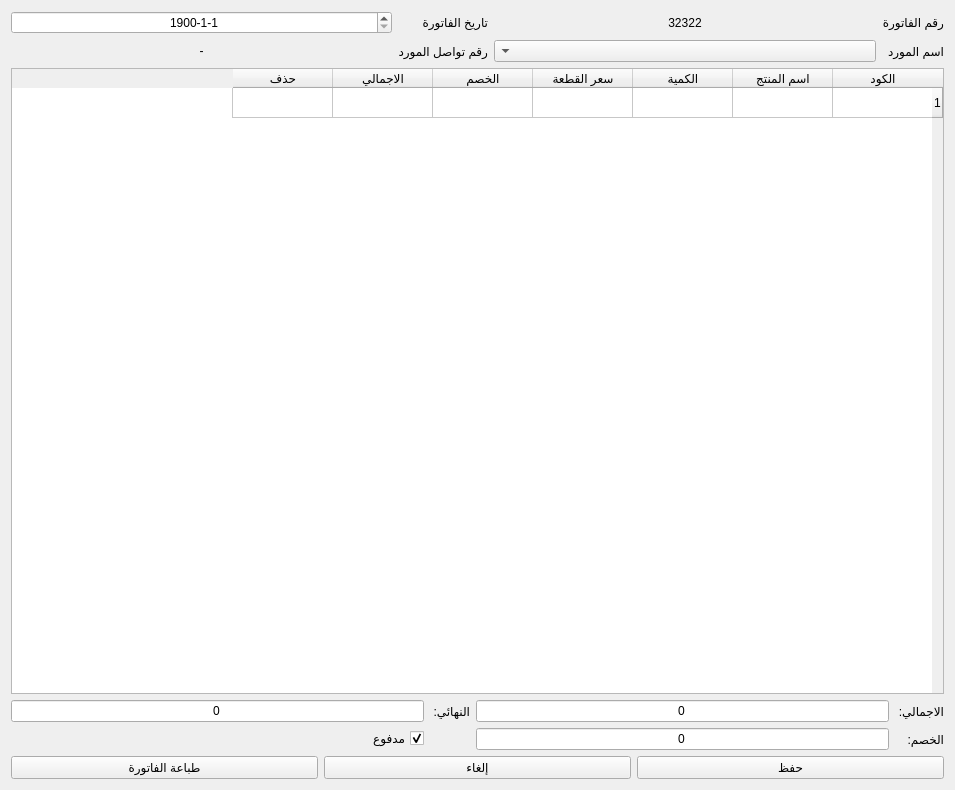
Qt form bill_buy.ui (sameraga/Al_Jamal_Shop) before a commit.
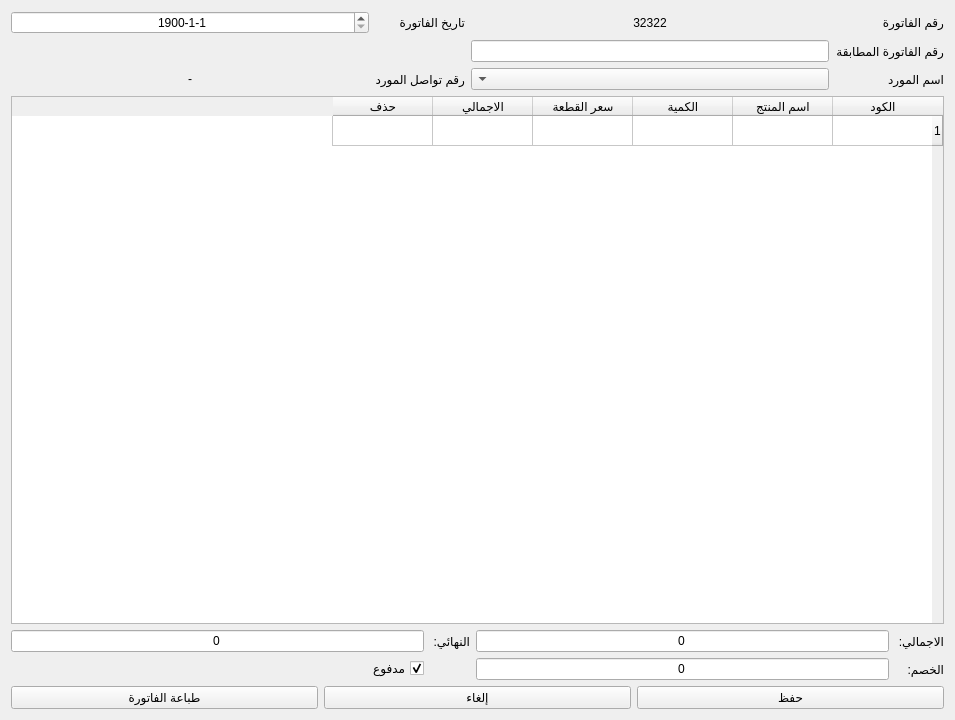
The same form after that commit.

The edit to the form file:
```diff
--- a/bill_buy.ui
+++ b/bill_buy.ui
@@ -7,7 +7,7 @@
     <x>0</x>
     <y>0</y>
     <width>955</width>
-    <height>790</height>
+    <height>720</height>
    </rect>
   </property>
   <property name="windowTitle">
@@ -21,12 +21,8 @@
     <layout class="QVBoxLayout" name="verticalLayout_11">
      <item>
       <layout class="QGridLayout" name="gridLayout_4">
-       <item row="0" column="0">
-        <widget class="QLabel" name="label_20">
-         <property name="text">
-          <string>رقم الفاتورة</string>
-         </property>
-        </widget>
+       <item row="2" column="1">
+        <widget class="QComboBox" name="s_name"/>
        </item>
        <item row="0" column="2">
         <widget class="QLabel" name="label_21">
@@ -35,20 +31,19 @@
          </property>
         </widget>
        </item>
-       <item row="1" column="0">
-        <widget class="QLabel" name="label_22">
-         <property name="text">
-          <string>اسم المورد</string>
+       <item row="2" column="3">
+        <widget class="QLabel" name="s_phone">
+         <property name="sizePolicy">
+          <sizepolicy hsizetype="Expanding" vsizetype="Preferred">
+           <horstretch>0</horstretch>
+           <verstretch>0</verstretch>
+          </sizepolicy>
          </property>
-        </widget>
-       </item>
-       <item row="1" column="1">
-        <widget class="QComboBox" name="s_name"/>
-       </item>
-       <item row="1" column="2">
-        <widget class="QLabel" name="label_23">
          <property name="text">
-          <string>رقم تواصل المورد</string>
+          <string>-</string>
+         </property>
+         <property name="alignment">
+          <set>Qt::AlignCenter</set>
          </property>
         </widget>
        </item>
@@ -68,6 +63,27 @@
          </property>
         </widget>
        </item>
+       <item row="2" column="2">
+        <widget class="QLabel" name="label_23">
+         <property name="text">
+          <string>رقم تواصل المورد</string>
+         </property>
+        </widget>
+       </item>
+       <item row="0" column="0">
+        <widget class="QLabel" name="label_20">
+         <property name="text">
+          <string>رقم الفاتورة</string>
+         </property>
+        </widget>
+       </item>
+       <item row="2" column="0">
+        <widget class="QLabel" name="label_22">
+         <property name="text">
+          <string>اسم المورد</string>
+         </property>
+        </widget>
+       </item>
        <item row="0" column="3">
         <widget class="QDateEdit" name="b_date">
          <property name="layoutDirection">
@@ -101,16 +117,17 @@
          </property>
         </widget>
        </item>
-       <item row="1" column="3">
-        <widget class="QLabel" name="s_phone">
-         <property name="sizePolicy">
-          <sizepolicy hsizetype="Expanding" vsizetype="Preferred">
-           <horstretch>0</horstretch>
-           <verstretch>0</verstretch>
-          </sizepolicy>
-         </property>
+       <item row="1" column="0">
+        <widget class="QLabel" name="label_27">
          <property name="text">
-          <string>-</string>
+          <string>رقم الفاتورة المطابقة</string>
+         </property>
+        </widget>
+       </item>
+       <item row="1" column="1">
+        <widget class="QLineEdit" name="bill_match_code">
+         <property name="maxLength">
+          <number>11</number>
          </property>
          <property name="alignment">
           <set>Qt::AlignCenter</set>
@@ -157,11 +174,6 @@
          <string>سعر القطعة</string>
         </property>
        </column>
-       <column>
-        <property name="text">
-         <string>الخصم</string>
-        </property>
-       </column>
        <column>
         <property name="text">
          <string>الاجمالي</string>
```
